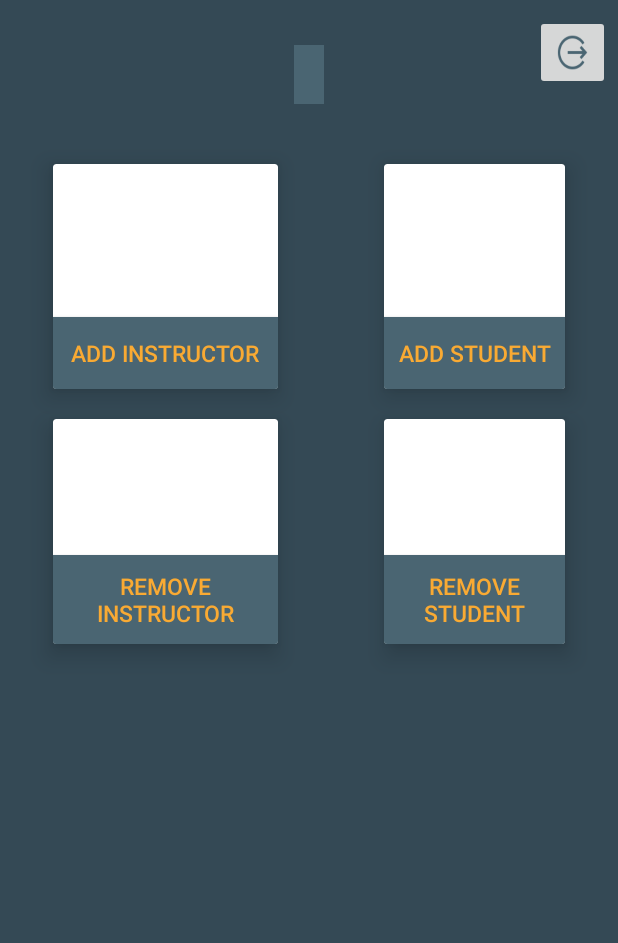
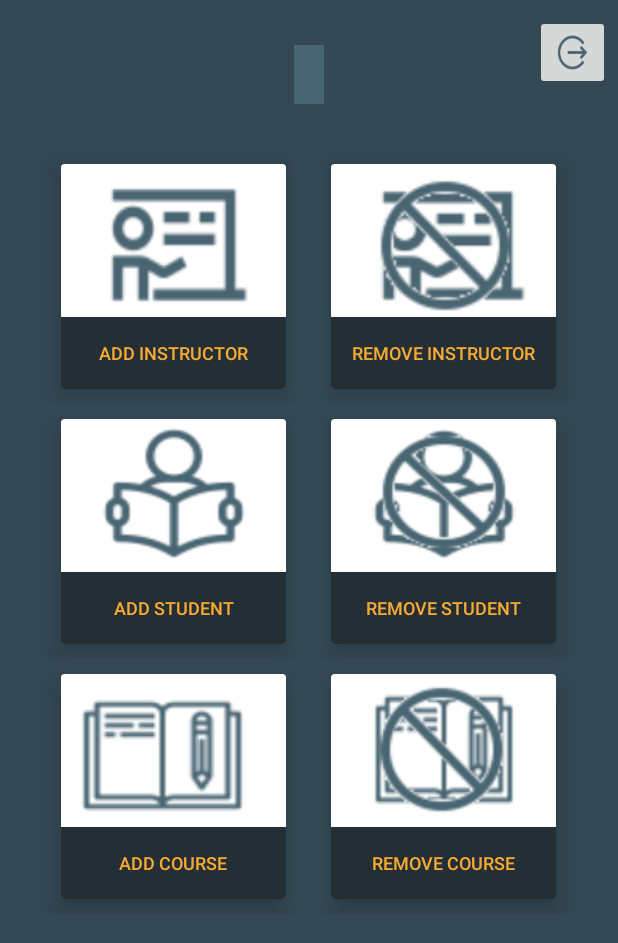
Before and after one commit to Git-Uzair/identino, an Android app: the Admin screen opened directly, with no data from a screen before it, on a phone screen of 412 x 824 dp. Shown: the top 943 px of the screen. Run offline under Robolectric (Android 15) with nearby library versions, the phone set to English and light mode, and no system bars; our stand-ins replace Firebase (no records; nobody signed in at launch, a user with empty details on screens opened directly); 1 statement that could not run was skipped.

Commit message:
admin panel layout done.

```diff
--- a/app/src/main/res/layout/activity_admin.xml
+++ b/app/src/main/res/layout/activity_admin.xml
@@ -9,6 +9,8 @@
     tools:context=".Admin">
     <RelativeLayout
         android:id="@+id/admin_relative_layout"
+        android:gravity="center_horizontal"
+
         android:layout_width="match_parent"
         android:layout_height="match_parent">
 
@@ -32,98 +34,211 @@
             android:layout_centerHorizontal="true"
             android:layout_width="wrap_content"
             android:layout_height="wrap_content"/>
-
+        <LinearLayout
+            android:id="@+id/admin_ins_linear_layout"
+            android:layout_below="@+id/admin_name_text_view"
+            android:gravity="center_horizontal"
+            android:orientation="horizontal"
+            android:layout_width="match_parent"
+            android:layout_height="wrap_content">
             <androidx.cardview.widget.CardView
                 android:id="@+id/admin_add_instructor_card_view"
-            android:layout_below="@+id/admin_name_text_view"
-            android:layout_marginHorizontal="35dp"
+                android:layout_marginEnd="20dp"
                 android:layout_marginBottom="10dp"
                 app:cardElevation="10dp"
                 android:layout_marginTop="10dp"
                 android:layout_width="150dp"
                 android:layout_height="150dp">
+                <ImageView
+                    android:id="@+id/admin_add_instructor_image_view"
+                    android:src="@drawable/ic_addinstructor"
+                    android:scaleType="fitXY"
+                    android:paddingLeft="25dp"
+                    android:paddingBottom="7dp"
+                    android:layout_width="125dp"
+                    android:layout_height="115dp"/>
                 <Button
                     android:id="@+id/admin_add_instructor_button"
-                android:background="@color/theme_gray"
+                    android:background="@color/bg_second"
                     android:text="@string/admin_add_instructor_str"
                     android:layout_gravity="bottom"
                     android:padding="10dp"
                     android:textColor="@color/orange"
                     android:textAlignment="center"
-                android:textSize="15sp"
+                    android:textSize="12sp"
                     android:layout_width="match_parent"
                     android:layout_height="wrap_content"/>
 
             </androidx.cardview.widget.CardView>
             <androidx.cardview.widget.CardView
                 android:id="@+id/admin_add_student_card_view"
-            android:layout_below="@+id/admin_name_text_view"
-            android:layout_toRightOf="@+id/admin_add_instructor_card_view"
-            android:layout_marginHorizontal="35dp"
                 android:layout_marginTop="10dp"
+                android:layout_marginLeft="10dp"
                 android:layout_marginBottom="10dp"
                 app:cardElevation="10dp"
                 android:layout_width="150dp"
                 android:layout_height="150dp">
 
+                <ImageView
+                    android:id="@+id/admin_remove_instructor_image_view"
+                    android:src="@drawable/ic_removeinstructor"
+                    android:scaleType="fitXY"
+                    android:paddingLeft="25dp"
+                    android:paddingTop="2dp"
+                    android:paddingBottom="11dp"
+                    android:layout_width="135dp"
+                    android:layout_height="110dp"/>
+
+                <Button
+                    android:id="@+id/admin_remove_instructor_button"
+                    android:background="@color/bg_second"
+                    android:text="@string/admin_remove_instructor_str"
+                    android:layout_gravity="bottom"
+                    android:padding="10dp"
+                    android:textColor="@color/orange"
+                    android:textSize="12sp"
+                    android:layout_width="match_parent"
+                    android:layout_height="wrap_content"/>
+
+            </androidx.cardview.widget.CardView>
+
+
+        </LinearLayout>
+        <LinearLayout
+            android:id="@+id/admin_stu_linear_layout"
+            android:layout_below="@+id/admin_ins_linear_layout"
+            android:gravity="center_horizontal"
+            android:orientation="horizontal"
+            android:layout_width="match_parent"
+            android:layout_height="wrap_content">
+            <androidx.cardview.widget.CardView
+                android:id="@+id/admin_remove_instructor_card_view"
+                android:layout_marginEnd="20dp"
+                android:layout_marginTop="10dp"
+                android:layout_marginBottom="10dp"
+                android:layout_width="150dp"
+                android:layout_height="150dp"
+                app:cardElevation="10dp">
+                <ImageView
+                    android:id="@+id/admin_add_student_image_view"
+                    android:src="@drawable/ic_addstudent"
+                    android:scaleType="fitXY"
+                    android:paddingTop="3dp"
+                    android:paddingLeft="25dp"
+                    android:paddingBottom="9dp"
+                    android:layout_width="125dp"
+                    android:layout_height="105dp"/>
                 <Button
                     android:id="@+id/admin_add_student_button"
-                android:background="@color/theme_gray"
+                    android:background="@color/bg_second"
                     android:text="@string/admin_add_student_str"
                     android:textAlignment="center"
                     android:textColor="@color/orange"
                     android:layout_gravity="bottom"
-                android:textSize="15sp"
-                android:layout_width="match_parent"
-                android:layout_height="wrap_content"/>
-
-        </androidx.cardview.widget.CardView>
-        <androidx.cardview.widget.CardView
-            android:id="@+id/admin_remove_instructor_card_view"
-            android:layout_marginHorizontal="35dp"
-            android:layout_marginTop="10dp"
-            android:layout_marginBottom="10dp"
-            android:layout_width="150dp"
-            android:layout_height="150dp"
-            app:cardElevation="10dp"
-            android:layout_below="@id/admin_add_instructor_card_view">
-            <Button
-                android:id="@+id/admin_remove_instructor_button"
-                android:background="@color/theme_gray"
-                android:text="@string/admin_remove_instructor_str"
-                android:layout_gravity="bottom"
-                android:padding="10dp"
-                android:textColor="@color/orange"
-                android:textSize="15sp"
+                    android:textSize="12sp"
                     android:layout_width="match_parent"
                     android:layout_height="wrap_content"/>
 
             </androidx.cardview.widget.CardView>
             <androidx.cardview.widget.CardView
                 android:id="@+id/admin_remove_student_card_view"
-            android:layout_marginHorizontal="35dp"
                 android:layout_marginBottom="10dp"
                 android:layout_marginTop="10dp"
+                android:layout_marginLeft="10dp"
                 android:layout_width="150dp"
                 android:layout_height="150dp"
-            app:cardElevation="10dp"
-            android:layout_below="@+id/admin_add_student_card_view"
-            android:layout_toRightOf="@+id/admin_remove_instructor_card_view">
+                app:cardElevation="10dp">
+                <ImageView
+                    android:id="@+id/admin_remove_student_image_view"
+                    android:src="@drawable/ic_removestudent"
+                    android:scaleType="fitXY"
+                    android:paddingLeft="25dp"
+                    android:paddingBottom="9dp"
+                    android:paddingTop="4dp"
+                    android:layout_width="125dp"
+                    android:layout_height="105dp"/>
                 <Button
                     android:id="@+id/admin_remove_student_button"
-                android:background="@color/theme_gray"
+                    android:background="@color/bg_second"
                     android:text="@string/admin_remove_student_str"
                     android:padding="10dp"
                     android:layout_below="@id/admin_add_student_button"
                     android:textColor="@color/orange"
-                android:textSize="15sp"
+                    android:textSize="12sp"
                     android:layout_gravity="bottom"
                     android:layout_width="match_parent"
                     android:layout_height="wrap_content"/>
 
+            </androidx.cardview.widget.CardView>
+
+        </LinearLayout>
 
 
+<LinearLayout
+    android:id="@+id/admin_course_linear_layout"
+    android:layout_below="@+id/admin_stu_linear_layout"
+    android:gravity="center_horizontal"
+    android:layout_width="match_parent"
+    android:layout_height="wrap_content">
+    <androidx.cardview.widget.CardView
+        android:id="@+id/admin_add_course_card_view"
+        android:layout_marginTop="10dp"
+        android:layout_marginBottom="10dp"
+        android:layout_marginEnd="20dp"
+        android:layout_width="150dp"
+        android:layout_height="150dp"
+        app:cardElevation="10dp">
+        <ImageView
+            android:id="@+id/admin_add_course_image_view"
+            android:src="@drawable/ic_addcourse"
+            android:scaleType="fitXY"
+            android:paddingTop="3dp"
+            android:paddingLeft="10dp"
+            android:layout_width="125dp"
+            android:layout_height="105dp"/>
+        <Button
+            android:id="@+id/admin_add_course_button"
+            android:background="@color/bg_second"
+            android:text="@string/admin_add_course_str"
+            android:layout_gravity="bottom"
+            android:padding="10dp"
+            android:textColor="@color/orange"
+            android:textSize="12sp"
+            android:layout_width="match_parent"
+            android:layout_height="wrap_content"/>
+
     </androidx.cardview.widget.CardView>
+    <androidx.cardview.widget.CardView
+        android:id="@+id/admin_remove_course_card_view"
+        android:layout_marginBottom="10dp"
+        android:layout_marginTop="10dp"
+        android:layout_marginLeft="10dp"
+        android:layout_width="150dp"
+        android:layout_height="150dp"
+        app:cardElevation="10dp">
+        <ImageView
+            android:id="@+id/admin_remove_course_image_view"
+            android:src="@drawable/ic_removecourse"
+            android:scaleType="fitXY"
+            android:paddingLeft="25dp"
+            android:paddingBottom="9dp"
+            android:layout_width="125dp"
+            android:layout_height="110dp"/>
+        <Button
+            android:id="@+id/admin_remove_course_button"
+            android:background="@color/bg_second"
+            android:text="@string/admin_remove_course_str"
+            android:padding="10dp"
+            android:layout_below="@id/admin_add_student_button"
+            android:textColor="@color/orange"
+            android:textSize="12sp"
+            android:layout_gravity="bottom"
+            android:layout_width="match_parent"
+            android:layout_height="wrap_content"/>
+
+    </androidx.cardview.widget.CardView>
+
+</LinearLayout>
 
 
     </RelativeLayout>
```
Also changed, not shown: app/src/main/res/drawable/ic_addcourse.png (added), app/src/main/res/drawable/ic_addinstructor.png (added), app/src/main/res/drawable/ic_addstudent.png (added), app/src/main/res/drawable/ic_removecourse.png (added), app/src/main/res/drawable/ic_removeinstructor.png (added), app/src/main/res/drawable/ic_removestudent.png (added). Lines whose indentation alone changed are shown as unchanged.
